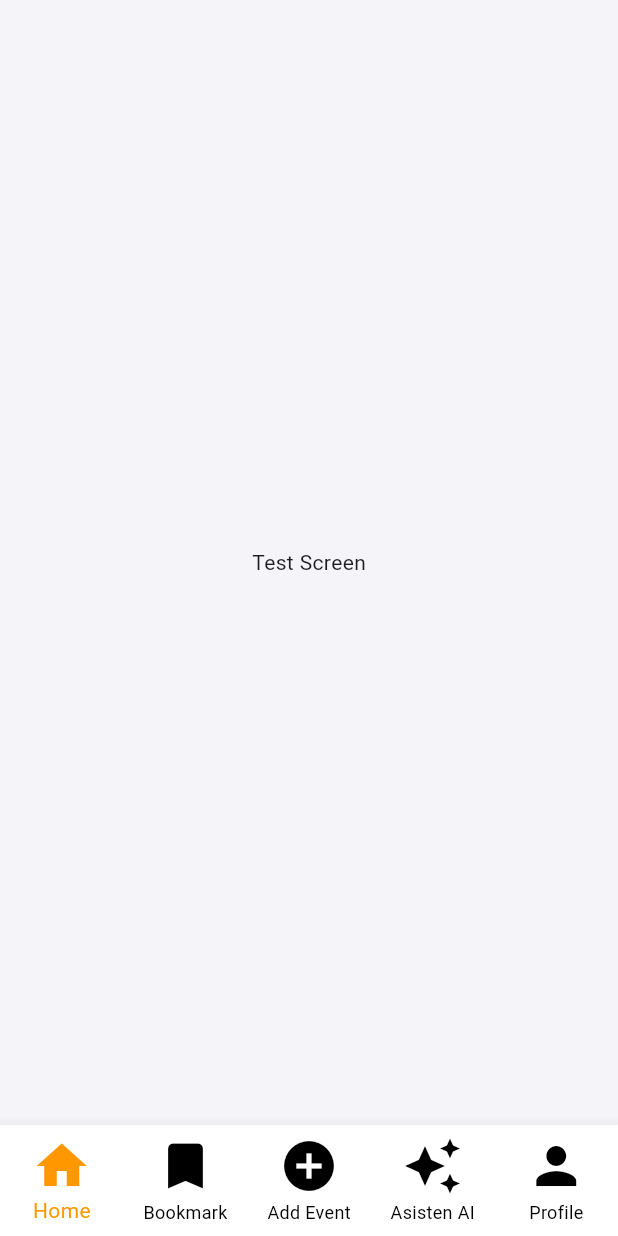
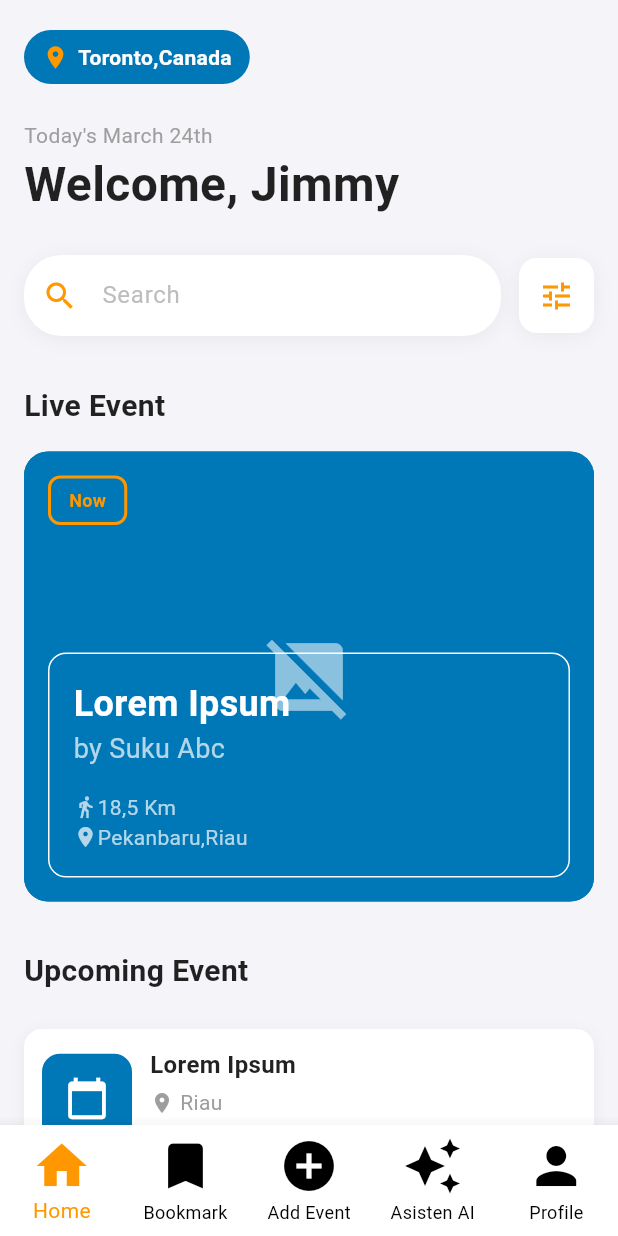
Before and after one commit to HapisPro/eventara, a Flutter app: the screen it shows after launch, on a phone screen of 412 x 824 dp. Run offline on Flutter 3.47's test engine with Material 3 defaults, Android fonts, the phone set to English and light mode, and no system bars.

Commit message:
feat: slicing and implement home page (hardcode)

```diff
--- a/lib/core/styles/app_theme.dart
+++ b/lib/core/styles/app_theme.dart
@@ -6,7 +6,12 @@ class AppTheme {
   static ThemeData get lightTheme {
     return ThemeData(
       useMaterial3: true,
-
+      colorScheme: ColorScheme.fromSeed(
+        seedColor: AppColor.orange.color,
+        primary: AppColor.orange.color,
+        secondary: AppColor.blue.color,
+        brightness: Brightness.light,
+      ),
       scaffoldBackgroundColor: AppColor.backgroundColor.color,
 
       bottomNavigationBarTheme: BottomNavigationBarThemeData(
--- /dev/null
+++ b/lib/feature-home/home_screen.dart
@@ -0,0 +1,241 @@
+import 'package:flutter/material.dart';
+
+import '../core/styles/app_color.dart';
+import 'widget/card_widget.dart';
+import 'widget/live_event_widget.dart';
+
+class HomeScreen extends StatefulWidget {
+  const HomeScreen({super.key});
+
+  @override
+  State<HomeScreen> createState() => _HomeScreenState();
+}
+
+class _HomeScreenState extends State<HomeScreen> {
+  final TextEditingController _searchController = TextEditingController();
+
+  // Hardcoded data for demonstration
+  final List<Map<String, String>> upcomingEvents = [
+    {
+      'title': 'Lorem Ipsum',
+      'location': 'Riau',
+      'dateTime': 'March 24. 14.00 Am',
+    },
+    {
+      'title': 'Lorem Ipsum',
+      'location': 'Riau',
+      'dateTime': 'March 24. 14.00 Am',
+    },
+    {
+      'title': 'Lorem Ipsum',
+      'location': 'Riau',
+      'dateTime': 'March 24. 14.00 Am',
+    },
+  ];
+
+  @override
+  void dispose() {
+    _searchController.dispose();
+    super.dispose();
+  }
+
+  @override
+  Widget build(BuildContext context) {
+    return Scaffold(
+      body: SafeArea(
+        child: SingleChildScrollView(
+          child: Column(
+            crossAxisAlignment: CrossAxisAlignment.start,
+            children: [
+              const SizedBox(height: 20),
+
+              // Location header
+              Padding(
+                padding: const EdgeInsets.symmetric(horizontal: 16),
+                child: Container(
+                  padding: const EdgeInsets.symmetric(
+                    horizontal: 12,
+                    vertical: 8,
+                  ),
+                  decoration: BoxDecoration(
+                    color: AppColor.blue.color,
+                    borderRadius: BorderRadius.circular(20),
+                  ),
+                  child: Row(
+                    mainAxisSize: MainAxisSize.min,
+                    children: [
+                      Icon(
+                        Icons.location_on,
+                        color: AppColor.orange.color,
+                        size: 18,
+                      ),
+                      const SizedBox(width: 6),
+                      const Text(
+                        'Toronto,Canada',
+                        style: TextStyle(
+                          color: Colors.white,
+                          fontWeight: FontWeight.w600,
+                          fontSize: 14,
+                        ),
+                      ),
+                    ],
+                  ),
+                ),
+              ),
+
+              const SizedBox(height: 24),
+
+              // Date and welcome message
+              const Padding(
+                padding: EdgeInsets.symmetric(horizontal: 16),
+                child: Column(
+                  crossAxisAlignment: CrossAxisAlignment.start,
+                  children: [
+                    Text(
+                      "Today's March 24th",
+                      style: TextStyle(color: Colors.grey, fontSize: 14),
+                    ),
+                    Text(
+                      'Welcome, Jimmy',
+                      style: TextStyle(
+                        fontSize: 32,
+                        fontWeight: FontWeight.bold,
+                        color: Colors.black87,
+                      ),
+                    ),
+                  ],
+                ),
+              ),
+
+              const SizedBox(height: 24),
+
+              // Search bar
+              Padding(
+                padding: const EdgeInsets.symmetric(horizontal: 16),
+                child: Row(
+                  children: [
+                    Expanded(
+                      child: Container(
+                        decoration: BoxDecoration(
+                          color: Colors.white,
+                          borderRadius: BorderRadius.circular(25),
+                          boxShadow: [
+                            BoxShadow(
+                              color: Colors.black.withOpacity(0.05),
+                              blurRadius: 10,
+                              offset: const Offset(0, 2),
+                            ),
+                          ],
+                        ),
+                        child: TextField(
+                          controller: _searchController,
+                          decoration: InputDecoration(
+                            hintText: 'Search',
+                            hintStyle: TextStyle(color: Colors.grey.shade400),
+                            prefixIcon: Icon(
+                              Icons.search,
+                              color: AppColor.orange.color,
+                            ),
+                            border: InputBorder.none,
+                            contentPadding: const EdgeInsets.symmetric(
+                              horizontal: 20,
+                              vertical: 15,
+                            ),
+                          ),
+                        ),
+                      ),
+                    ),
+                    const SizedBox(width: 12),
+                    Container(
+                      width: 50,
+                      height: 50,
+                      decoration: BoxDecoration(
+                        color: Colors.white,
+                        borderRadius: BorderRadius.circular(12),
+                        boxShadow: [
+                          BoxShadow(
+                            color: Colors.black.withOpacity(0.05),
+                            blurRadius: 10,
+                            offset: const Offset(0, 2),
+                          ),
+                        ],
+                      ),
+                      child: Icon(Icons.tune, color: AppColor.orange.color),
+                    ),
+                  ],
+                ),
+              ),
+
+              const SizedBox(height: 32),
+
+              // Live Event section
+              const Padding(
+                padding: EdgeInsets.symmetric(horizontal: 16),
+                child: Text(
+                  'Live Event',
+                  style: TextStyle(
+                    fontSize: 20,
+                    fontWeight: FontWeight.bold,
+                    color: Colors.black87,
+                  ),
+                ),
+              ),
+
+              const SizedBox(height: 16),
+
+              // Live Event card
+              LiveEventCard(
+                title: 'Lorem Ipsum',
+                organizer: 'Suku Abc',
+                distance: '18,5 Km',
+                location: 'Pekanbaru,Riau',
+                onTap: () {
+                  // Navigate to event details
+                  print('Live event tapped');
+                },
+              ),
+
+              const SizedBox(height: 32),
+
+              // Upcoming Event section
+              const Padding(
+                padding: EdgeInsets.symmetric(horizontal: 16),
+                child: Text(
+                  'Upcoming Event',
+                  style: TextStyle(
+                    fontSize: 20,
+                    fontWeight: FontWeight.bold,
+                    color: Colors.black87,
+                  ),
+                ),
+              ),
+
+              const SizedBox(height: 16),
+
+              // Upcoming events list
+              ListView.builder(
+                shrinkWrap: true,
+                physics: const NeverScrollableScrollPhysics(),
+                itemCount: upcomingEvents.length,
+                itemBuilder: (context, index) {
+                  final event = upcomingEvents[index];
+                  return UpcomingEventCard(
+                    title: event['title']!,
+                    location: event['location']!,
+                    dateTime: event['dateTime']!,
+                    onTap: () {
+                      // Navigate to event details
+                      print('Upcoming event ${index + 1} tapped');
+                    },
+                  );
+                },
+              ),
+
+              const SizedBox(height: 20),
+            ],
+          ),
+        ),
+      ),
+    );
+  }
+}
--- /dev/null
+++ b/lib/feature-home/widget/card_widget.dart
@@ -0,0 +1,131 @@
+import 'package:flutter/material.dart';
+
+import '../../core/styles/app_color.dart';
+
+class UpcomingEventCard extends StatelessWidget {
+  final String title;
+  final String location;
+  final String dateTime;
+  final String? imageUrl;
+  final VoidCallback? onTap;
+
+  const UpcomingEventCard({
+    super.key,
+    required this.title,
+    required this.location,
+    required this.dateTime,
+    this.imageUrl,
+    this.onTap,
+  });
+
+  @override
+  Widget build(BuildContext context) {
+    return GestureDetector(
+      onTap: onTap,
+      child: Container(
+        margin: const EdgeInsets.symmetric(horizontal: 16, vertical: 8),
+        padding: const EdgeInsets.all(12),
+        decoration: BoxDecoration(
+          color: Colors.white,
+          borderRadius: BorderRadius.circular(12),
+          boxShadow: [
+            BoxShadow(
+              color: Colors.black.withOpacity(0.05),
+              blurRadius: 8,
+              offset: const Offset(0, 2),
+            ),
+          ],
+        ),
+        child: Row(
+          children: [
+            // Image or icon
+            Container(
+              width: 60,
+              height: 60,
+              decoration: BoxDecoration(
+                color: AppColor.blue.color,
+                borderRadius: BorderRadius.circular(12),
+              ),
+              child: imageUrl != null
+                  ? ClipRRect(
+                      borderRadius: BorderRadius.circular(12),
+                      child: Image.network(
+                        imageUrl!,
+                        fit: BoxFit.cover,
+                        width: 60,
+                        height: 60,
+                        errorBuilder: (context, error, stackTrace) {
+                          return const Icon(
+                            Icons.calendar_today,
+                            color: Colors.white,
+                            size: 30,
+                          );
+                        },
+                      ),
+                    )
+                  : const Icon(
+                      Icons.calendar_today,
+                      color: Colors.white,
+                      size: 30,
+                    ),
+            ),
+            const SizedBox(width: 12),
+
+            // Event details
+            Expanded(
+              child: Column(
+                crossAxisAlignment: CrossAxisAlignment.start,
+                children: [
+                  Text(
+                    title,
+                    style: const TextStyle(
+                      fontWeight: FontWeight.bold,
+                      fontSize: 16,
+                      color: Colors.black87,
+                    ),
+                  ),
+                  const SizedBox(height: 4),
+                  Row(
+                    children: [
+                      const Icon(
+                        Icons.location_on,
+                        size: 16,
+                        color: Colors.grey,
+                      ),
+                      const SizedBox(width: 4),
+                      Text(
+                        location,
+                        style: const TextStyle(
+                          color: Colors.grey,
+                          fontSize: 14,
+                        ),
+                      ),
+                    ],
+                  ),
+                  const SizedBox(height: 2),
+                  Row(
+                    children: [
+                      const Icon(
+                        Icons.access_time,
+                        size: 16,
+                        color: Colors.grey,
+                      ),
+                      const SizedBox(width: 4),
+                      Text(
+                        dateTime,
+                        style: const TextStyle(
+                          color: Colors.grey,
+                          fontSize: 14,
+                        ),
+                      ),
+                    ],
+                  ),
+                ],
+              ),
+            ),
+          ],
+        ),
+      ),
+    );
+  }
+}
--- /dev/null
+++ b/lib/feature-home/widget/live_event_widget.dart
@@ -0,0 +1,175 @@
+import 'package:flutter/material.dart';
+
+import '../../core/styles/app_color.dart';
+
+class LiveEventCard extends StatelessWidget {
+  final String title;
+  final String organizer;
+  final String distance;
+  final String location;
+  final String? imageUrl;
+  final VoidCallback? onTap;
+
+  const LiveEventCard({
+    super.key,
+    required this.title,
+    required this.organizer,
+    required this.distance,
+    required this.location,
+    this.imageUrl,
+    this.onTap,
+  });
+
+  @override
+  Widget build(BuildContext context) {
+    return GestureDetector(
+      onTap: onTap,
+      child: Container(
+        width: double.infinity,
+        height: 300,
+        margin: const EdgeInsets.symmetric(horizontal: 16),
+        decoration: BoxDecoration(
+          color: AppColor.blue.color,
+          borderRadius: BorderRadius.circular(16),
+        ),
+        child: Stack(
+          children: [
+            // Background image or icon
+            Container(
+              width: double.infinity,
+              height: double.infinity,
+              decoration: BoxDecoration(
+                color: AppColor.blue.color,
+                borderRadius: BorderRadius.circular(16),
+              ),
+              child: imageUrl != null
+                  ? ClipRRect(
+                      borderRadius: BorderRadius.circular(16),
+                      child: Image.network(
+                        imageUrl!,
+                        fit: BoxFit.cover,
+                        errorBuilder: (context, error, stackTrace) {
+                          return const Center(
+                            child: Icon(
+                              Icons.image_not_supported,
+                              size: 60,
+                              color: Colors.white54,
+                            ),
+                          );
+                        },
+                      ),
+                    )
+                  : const Center(
+                      child: Icon(
+                        Icons.image_not_supported,
+                        size: 60,
+                        color: Colors.white54,
+                      ),
+                    ),
+            ),
+
+            // "Now" badge
+            Positioned(
+              top: 16,
+              left: 16,
+              child: Container(
+                padding: const EdgeInsets.symmetric(
+                  horizontal: 12,
+                  vertical: 6,
+                ),
+                decoration: BoxDecoration(
+                  color: Colors.transparent,
+                  border: Border.all(color: AppColor.orange.color, width: 2),
+                  borderRadius: BorderRadius.circular(8),
+                ),
+                child: Text(
+                  'Now',
+                  style: TextStyle(
+                    color: AppColor.orange.color,
+                    fontWeight: FontWeight.bold,
+                    fontSize: 12,
+                  ),
+                ),
+              ),
+            ),
+
+            // Event info
+            Positioned(
+              bottom: 16,
+              left: 16,
+              right: 16,
+              child: Container(
+                padding: const EdgeInsets.all(16),
+                decoration: BoxDecoration(
+                  color: Colors.transparent,
+                  border: Border.all(color: Colors.white, width: 1),
+                  borderRadius: BorderRadius.circular(12),
+                ),
+                child: Row(
+                  children: [
+                    Expanded(
+                      child: Column(
+                        crossAxisAlignment: CrossAxisAlignment.start,
+                        mainAxisSize: MainAxisSize.min,
+                        children: [
+                          Text(
+                            title,
+                            style: const TextStyle(
+                              color: Colors.white,
+                              fontWeight: FontWeight.bold,
+                              fontSize: 24,
+                            ),
+                          ),
+                          Text(
+                            'by $organizer',
+                            style: const TextStyle(
+                              color: Colors.white70,
+                              fontSize: 18,
+                            ),
+                          ),
+                          const SizedBox(height: 16),
+                          Row(
+                            children: [
+                              const Icon(
+                                Icons.directions_walk,
+                                color: Colors.white70,
+                                size: 16,
+                              ),
+                              Text(
+                                distance,
+                                style: const TextStyle(
+                                  color: Colors.white70,
+                                  fontSize: 14,
+                                ),
+                              ),
+                            ],
+                          ),
+                          Row(
+                            children: [
+                              const Icon(
+                                Icons.location_on,
+                                color: Colors.white70,
+                                size: 16,
+                              ),
+                              Text(
+                                location,
+                                style: const TextStyle(
+                                  color: Colors.white70,
+                                  fontSize: 14,
+                                ),
+                              ),
+                            ],
+                          ),
+                        ],
+                      ),
+                    ),
+                  ],
+                ),
+              ),
+            ),
+          ],
+        ),
+      ),
+    );
+  }
+}
--- a/lib/main_screen.dart
+++ b/lib/main_screen.dart
@@ -4,6 +4,7 @@ import 'package:provider/provider.dart';
 
 import 'core/index_nav_provider.dart';
 import 'core/styles/app_color.dart';
+import 'feature-home/home_screen.dart';
 
 class MainScreen extends StatefulWidget {
   const MainScreen({super.key});
@@ -15,7 +16,7 @@ class MainScreen extends StatefulWidget {
 class _MainScreenState extends State<MainScreen> {
   // Letakkan screen di sini (sesuain indexnya dengan item di bottom nav)
   final List<Widget> _pages = [
-    const TestScreen(),
+    const HomeScreen(),
     const TestScreen(),
     const TestScreen(),
     const TestScreen(),
```
